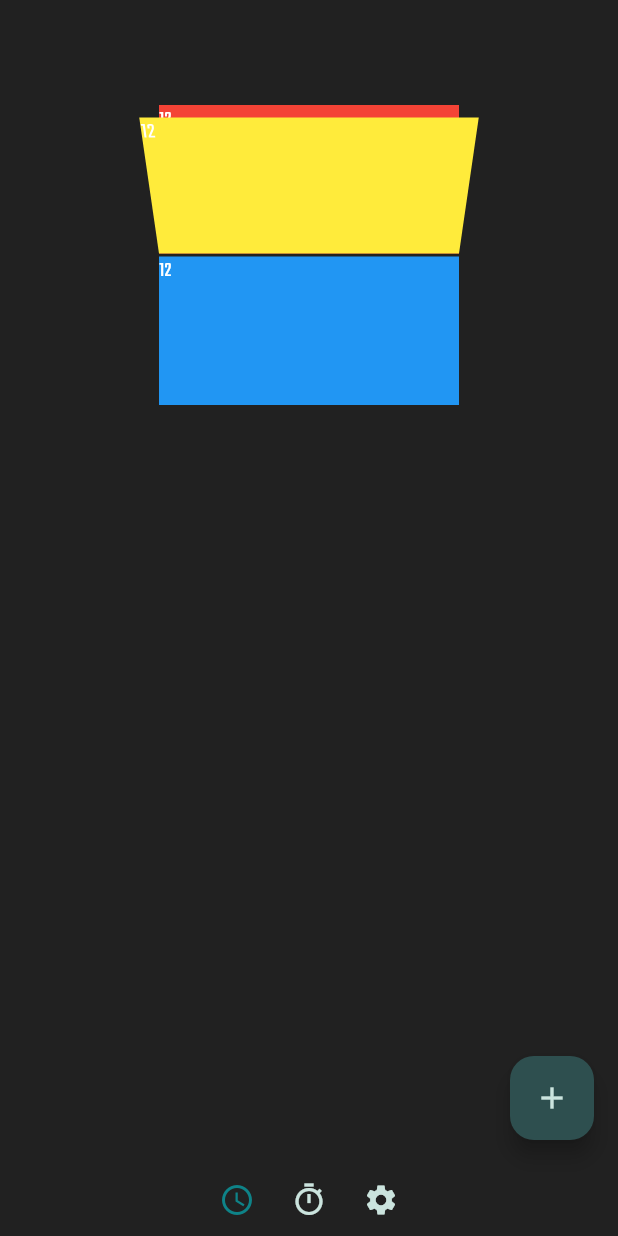
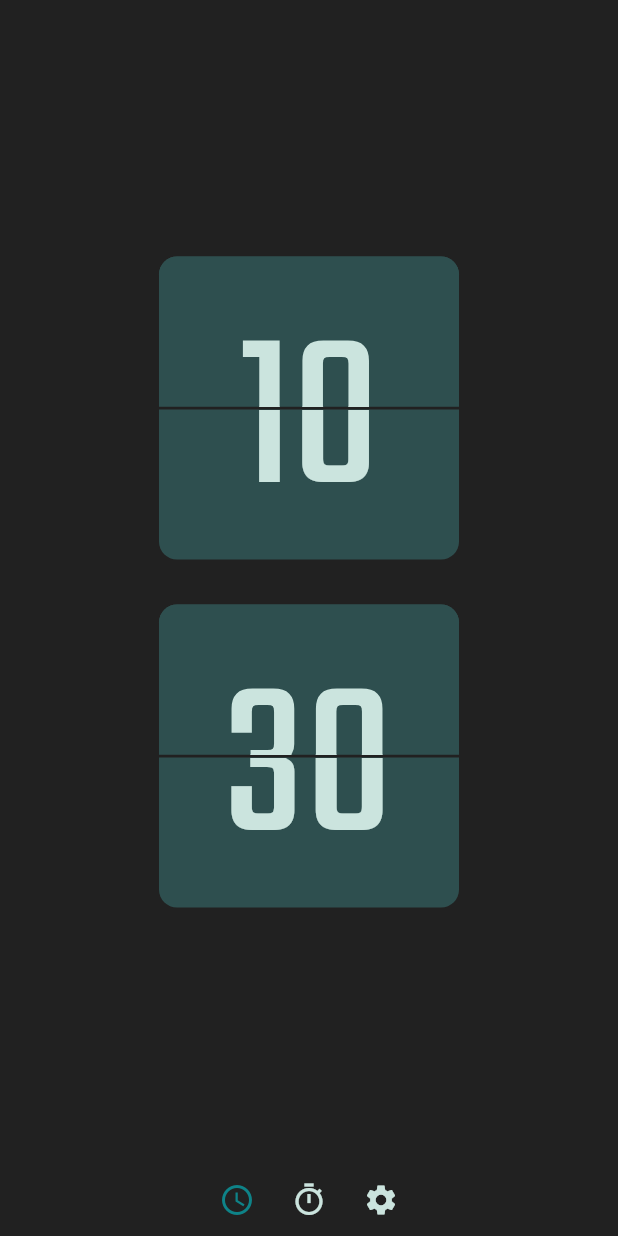
Before and after one commit to mirxtrem-apps/pomodoro, a Flutter app: the screen it shows after launch, on a phone screen of 412 x 824 dp. Run offline on Flutter 3.47's test engine with Material 2 defaults, Android fonts, the phone set to English and light mode, and no system bars; our stand-ins replace google_fonts, shared_preferences; missing offline and left inert: flip_board.

Commit message:
feat: flip clock widget finished

```diff
--- a/lib/presentation/clock_view.dart
+++ b/lib/presentation/clock_view.dart
@@ -1,6 +1,5 @@
-import 'package:flip_board/flip_clock.dart';
 import 'package:flutter/material.dart';
-import 'package:pomodoro/presentation/widgets/digit_card.dart';
+import 'package:pomodoro/presentation/widgets/flip_clock_widget.dart';
 
 class ClockView extends StatelessWidget {
   const ClockView({super.key});
@@ -9,23 +8,8 @@ class ClockView extends StatelessWidget {
   Widget build(BuildContext context) {
     return Container(
       constraints: const BoxConstraints.expand(),
-      padding: const EdgeInsets.symmetric(horizontal: 60.0, vertical: 70.0),
-      child: const Row(
-        mainAxisSize: MainAxisSize.max,
-        mainAxisAlignment: MainAxisAlignment.center,
-        children: [
-          DigitCard(),
-          // FlipClock(
-          //   digitSize: 250.0,
-          //   showSeconds: false,
-          //   borderRadius: BorderRadius.circular(16.0),
-          //   flipCurve: Curves.easeInOut,
-          //   width: 200.0,
-          //   height: 400.0,
-          //   hingeWidth: 3,
-          // ),
-        ],
-      ),
+      alignment: Alignment.center,
+      child: const FlipClockWidget(),
     );
   }
 }
--- a/lib/presentation/pages/main_page.dart
+++ b/lib/presentation/pages/main_page.dart
@@ -1,8 +1,8 @@
 import 'package:flutter/material.dart';
 import 'package:pomodoro/common/providers/app_state_provider.dart';
-import 'package:pomodoro/common/theme/app_colors.dart';
 import 'package:pomodoro/presentation/clock_view.dart';
 import 'package:pomodoro/presentation/pomodoro_view.dart';
+import 'package:pomodoro/presentation/widgets/app_bottom_nav_bar.dart';
 import 'package:pomodoro/presentation/widgets/app_drawer.dart';
 import 'package:provider/provider.dart';
 
@@ -13,49 +13,14 @@ class MainPage extends StatelessWidget {
   Widget build(BuildContext context) {
     final appState = context.watch<AppStateProvider>();
 
-    return Scaffold(
-      drawer: const AppDrawer(),
-      body: [
-        const ClockView(),
-        const PomodoroView(),
-      ][appState.currentPage],
-      floatingActionButton: FloatingActionButton(
-        onPressed: () {},
-        child: const Icon(Icons.add),
-      ),
-      bottomNavigationBar: Row(
-        mainAxisSize: MainAxisSize.min,
-        mainAxisAlignment: MainAxisAlignment.center,
-        children: [
-          IconButton(
-            onPressed: () {
-              appState.jumpToPage(0);
-            },
-            icon: Icon(
-              Icons.watch_later_outlined,
-              color: appState.currentPage == 0 ? AppColors.accent : null,
-            ),
-          ),
-          IconButton(
-            onPressed: () {
-              appState.jumpToPage(1);
-            },
-            icon: Icon(
-              Icons.timer_outlined,
-              color: appState.currentPage == 1 ? AppColors.accent : null,
-            ),
-          ),
-          Builder(builder: (context) {
-            return IconButton(
-              onPressed: () {
-                Scaffold.of(context).openDrawer();
-              },
-              icon: const Icon(
-                Icons.settings,
-              ),
-            );
-          }),
-        ],
+    return SafeArea(
+      child: Scaffold(
+        drawer: const AppDrawer(),
+        body: [
+          const ClockView(),
+          const PomodoroView(),
+        ][appState.currentPage],
+        bottomNavigationBar: const AppBottomNavBar(),
       ),
     );
   }
--- /dev/null
+++ b/lib/presentation/widgets/app_bottom_nav_bar.dart
@@ -0,0 +1,49 @@
+import 'package:flutter/material.dart';
+import 'package:provider/provider.dart';
+
+import '/common/theme/app_colors.dart';
+import '/common/providers/app_state_provider.dart';
+
+class AppBottomNavBar extends StatelessWidget {
+
+  const AppBottomNavBar({ super.key });
+
+   @override
+   Widget build(BuildContext context) {
+    final appState = context.read<AppStateProvider>();
+       return Row(
+        mainAxisSize: MainAxisSize.min,
+        mainAxisAlignment: MainAxisAlignment.center,
+        children: [
+          IconButton(
+            onPressed: () {
+              appState.jumpToPage(0);
+            },
+            icon: Icon(
+              Icons.watch_later_outlined,
+              color: appState.currentPage == 0 ? AppColors.accent : null,
+            ),
+          ),
+          IconButton(
+            onPressed: () {
+              appState.jumpToPage(1);
+            },
+            icon: Icon(
+              Icons.timer_outlined,
+              color: appState.currentPage == 1 ? AppColors.accent : null,
+            ),
+          ),
+          Builder(builder: (context) {
+            return IconButton(
+              onPressed: () {
+                Scaffold.of(context).openDrawer();
+              },
+              icon: const Icon(
+                Icons.settings,
+              ),
+            );
+          }),
+        ],
+      );
+  }
+}
--- a/lib/presentation/widgets/digit_card.dart
+++ b/lib/presentation/widgets/digit_card.dart
@@ -1,9 +1,30 @@
+import 'dart:async';
 import 'dart:math';
 
 import 'package:flutter/material.dart';
 
 class DigitCard extends StatefulWidget {
-  const DigitCard({Key? key}) : super(key: key);
+  const DigitCard({
+    Key? key,
+    required this.onTime,
+    required this.timerDuration,
+    required this.limit,
+    required this.start,
+    this.color,
+    this.fontSize,
+    this.height,
+    this.width,
+  }) : super(key: key);
+
+  final Color? color;
+  final double? fontSize;
+  final double? height;
+  final double? width;
+
+  final int onTime;
+  final Duration timerDuration;
+  final int limit;
+  final int start;
 
   @override
   State<DigitCard> createState() => _DigitCardState();
@@ -14,12 +35,16 @@ class _DigitCardState extends State<DigitCard>
   late AnimationController _controller;
   late Animation _animation;
 
+  Timer? _timer;
+  late int _clockCount;
+
   @override
   void initState() {
+    _clockCount = widget.onTime;
     super.initState();
     _controller = AnimationController(
       vsync: this,
-      duration: const Duration(milliseconds: 1500),
+      duration: const Duration(milliseconds: 1000),
     );
     _animation =
         Tween<double>(end: -(pi), begin: -(pi * 2)).animate(_controller);
@@ -28,50 +53,146 @@ class _DigitCardState extends State<DigitCard>
       setState(() {});
     });
 
-    _controller.repeat();
+    _startTimer();
+  }
+
+  @override
+  void dispose() {
+    _timer?.cancel();
+    super.dispose();
   }
 
   @override
   Widget build(BuildContext context) {
     return Stack(
+      alignment: Alignment.topCenter,
       children: [
         Column(
+          mainAxisSize: MainAxisSize.min,
           children: [
-            Container(
-              height: 99,
-              width: 200,
-              color: Colors.red,
-              child: const Text('12'),
+            _buildUpperCard(
+              text: Stack(
+                alignment: Alignment.center,
+                children: [
+                  Positioned(
+                    top: 7,
+                    child: _clockTimerWidget(),
+                  ),
+                ],
+              ),
             ),
             const Divider(
               height: 2,
               color: Colors.transparent,
             ),
-            Container(
-              height: 99,
-              width: 200,
-              color: Colors.blue,
-              child: const Text('12'),
+            _buildLowerCard(
+              text: Stack(
+                alignment: Alignment.center,
+                children: [
+                  Positioned(
+                    top: -95,
+                    child: _clockTimerWidget(),
+                  ),
+                ],
+              ),
             ),
           ],
         ),
         AnimatedBuilder(
           animation: _animation,
-            child: Container(
-              height: 99,
-              width: 200,
-              color: Colors.yellow,
-              child: const Text('12'),
+          child: Column(
+            mainAxisSize: MainAxisSize.min,
+            children: [
+              _buildUpperCard(
+                text: Stack(
+                  alignment: Alignment.center,
+                  children: [
+                    _animation.value < -4.71
+                        ? Positioned(
+                            top: 7,
+                            child: _clockTimerWidget(),
+                          )
+                        : Positioned(
+                            top: 195,
+                            child: Transform(
+                                transform: Matrix4.rotationX(pi),
+                                child: _clockTimerWidget()),
+                          )
+                  ],
+                ),
+              ),
+              const Divider(
+                height: 1,
+                color: Colors.transparent,
+              ),
+            ],
           ),
           builder: (context, child) {
             return Transform(
               alignment: Alignment.bottomCenter,
               transform: Matrix4.identity()
-                    ..setEntry(3, 2, 0.002)
+                ..setEntry(3, 2, 0.001)
                 ..rotateX(_animation.value),
-                  child: child);
-            }),
+              child: child,
+            );
+          },
+        ),
       ],
     );
   }
+
+  _buildUpperCard({required Widget text}) {
+    return Container(
+      height: widget.height ?? 100,
+      width: widget.width ?? 200,
+      decoration: BoxDecoration(
+        color: widget.color ?? Theme.of(context).colorScheme.primary,
+        borderRadius: const BorderRadius.vertical(
+          top: Radius.circular(12),
+        ),
+      ),
+      child: text,
+    );
   }
+
+  _buildLowerCard({required Widget text}) {
+    return Container(
+      height: widget.height ?? 100,
+      width: widget.width ?? 200,
+      decoration: BoxDecoration(
+        color: widget.color ?? Theme.of(context).colorScheme.primary,
+        borderRadius: const BorderRadius.vertical(
+          bottom: Radius.circular(12),
+        ),
+      ),
+      child: text,
+    );
+  }
+
+  _startTimer() {
+    Duration flipperDuration = widget.timerDuration;
+    _timer = Timer.periodic(flipperDuration, (timer) {
+      if (_clockCount != widget.limit) {
+        _controller.reset();
+        setState(() => _clockCount++);
+        _controller.forward();
+      } else {
+        setState(() => _clockCount = widget.start);
+      }
+    });
+  }
+
+  Widget _clockTimerWidget() {
+    return Text(
+      _clockCount.toString().padLeft(2, "0"),
+      style: TextStyle(
+        fontSize: 150,
+        color: Theme.of(context).colorScheme.onPrimary
+      ),
+    );
+  }
+}
+
+// sec => 59
+// min => 59
+// hour => 12/24
--- /dev/null
+++ b/lib/presentation/widgets/flip_clock_widget.dart
@@ -0,0 +1,92 @@
+import 'dart:async';
+
+import 'package:flutter/material.dart';
+import 'package:pomodoro/presentation/widgets/digit_card.dart';
+
+class FlipClockWidget extends StatefulWidget {
+  const FlipClockWidget({super.key});
+
+  @override
+  State<FlipClockWidget> createState() => _FlipClockWidgetState();
+}
+
+class _FlipClockWidgetState extends State<FlipClockWidget> {
+  static DateTime _currentDateTime = DateTime.now();
+
+  late StreamSubscription<DateTime> _subs;
+
+  final Stream<DateTime> _timer =
+      Stream.periodic(const Duration(seconds: 1), (i) {
+    _currentDateTime = _currentDateTime.add(const Duration(seconds: 1));
+    return _currentDateTime;
+  });
+
+  _listenToTime() {
+    _subs = _timer.listen((DateTime date) {
+      _currentDateTime = DateTime.parse(date.toString());
+    });
+  }
+
+  @override
+  void initState() {
+    _listenToTime();
+    super.initState();
+  }
+
+  @override
+  void dispose() {
+    _subs.cancel();
+    super.dispose();
+  }
+
+  @override
+  Widget build(BuildContext context) {
+    return OrientationBuilder(builder: (context, layout) {
+      if (layout == Orientation.landscape) {
+        return Row(
+          mainAxisSize: MainAxisSize.min,
+          mainAxisAlignment: MainAxisAlignment.center,
+          crossAxisAlignment: CrossAxisAlignment.center,
+          children: _buildChildrens(),
+        );
+      } else {
+        return Column(
+          mainAxisSize: MainAxisSize.min,
+          mainAxisAlignment: MainAxisAlignment.center,
+          crossAxisAlignment: CrossAxisAlignment.center,
+          children: _buildChildrens(),
+        );
+      }
+    });
+  }
+
+  _buildChildrens() {
+    return [
+      // Hours
+      DigitCard(
+        onTime: _currentDateTime.hour,
+        timerDuration: Duration(minutes: 60 - _currentDateTime.minute),
+        limit: 12,
+        start: 00,
+      ),
+      const SizedBox(
+        width: 30.0,
+        height: 30.0,
+      ),
+      // Minutess
+      DigitCard(
+        onTime: _currentDateTime.minute,
+        timerDuration: Duration(seconds: 60 - _currentDateTime.second),
+        limit: 59,
+        start: 00,
+      ),
+      // // Seconds
+      // DigitCard(
+      //   onTime: _currentDateTime.second,
+      //   timerDuration: const Duration(seconds: 1),
+      //   limit: 59,
+      //   start: 00,
+      // ),
+    ];
+  }
+}
```
Lines whose indentation alone changed are shown as unchanged.
